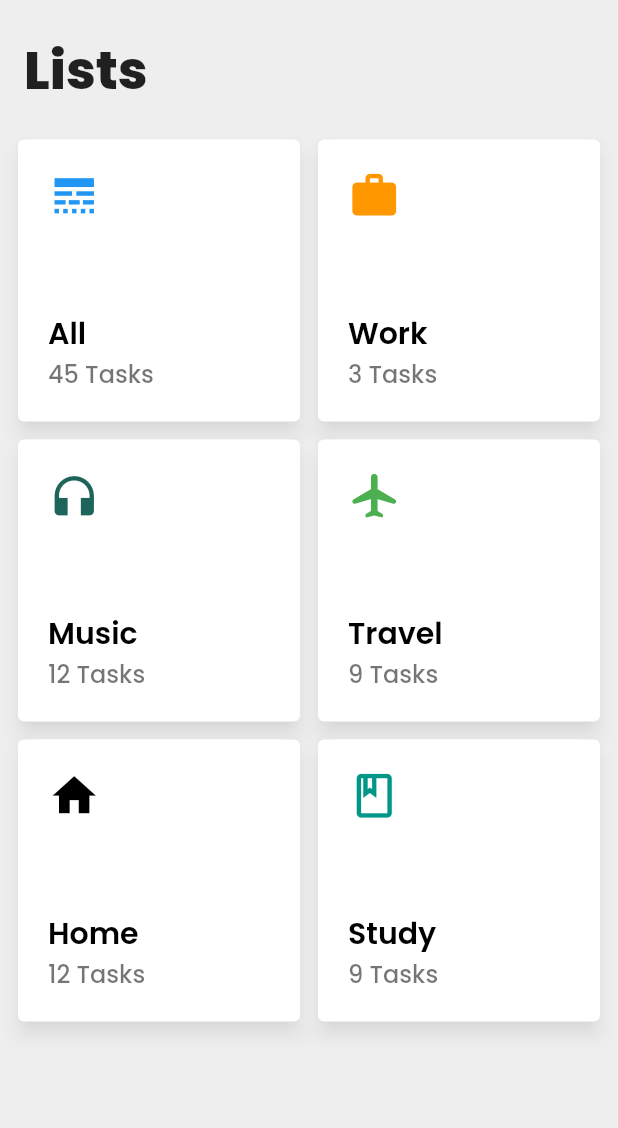
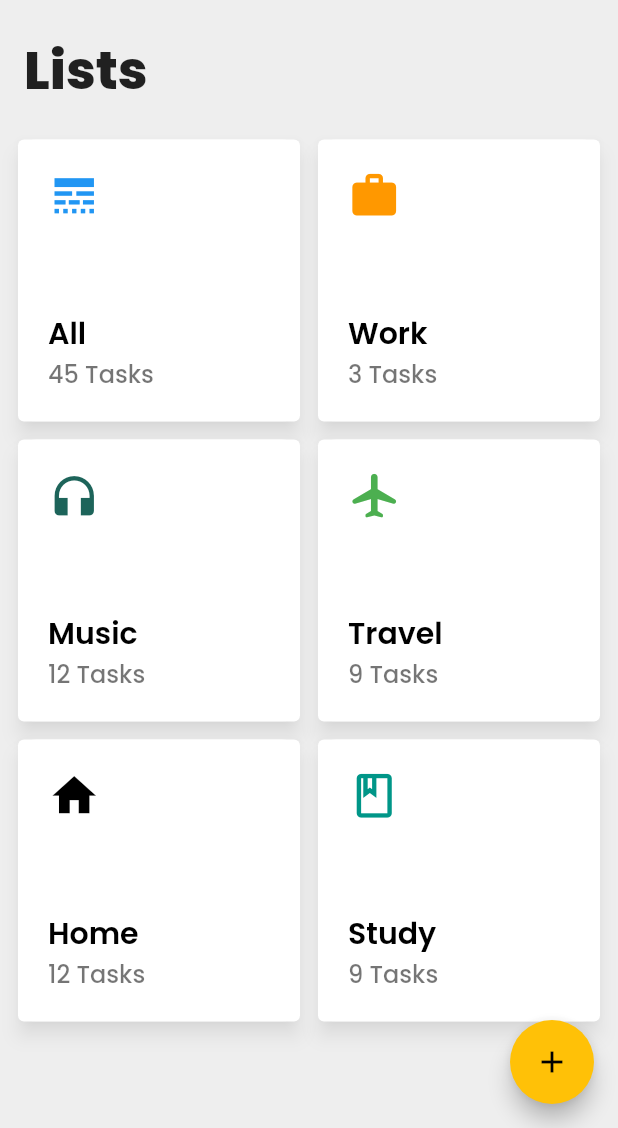
Before and after one commit to osmanmaltiti/ToDo-Mobile-App, a Flutter app: the screen it shows after launch, on a phone screen of 412 x 824 dp, the part 108-1236 px from its top. Run offline on Flutter 3.47's test engine with Material 2 defaults, Android fonts, the phone set to English and light mode, and no system bars; our stand-ins replace google_fonts.

Commit message:
add: floataction buttons

```diff
--- a/lib/view/homepage/homepage.dart
+++ b/lib/view/homepage/homepage.dart
@@ -83,6 +83,10 @@ class _HomepageState extends State<Homepage> {
           ),
         ),
       ),
+      floatingActionButton: FloatingActionButton(
+        onPressed: () {},
+        child: const Icon(Icons.add),
+      ),
     );
   }
 }
--- a/lib/view/tasks/index.dart
+++ b/lib/view/tasks/index.dart
@@ -105,6 +105,10 @@ class _TaskPageState extends State<TaskPage> {
           ],
         ),
       ),
+      floatingActionButton: FloatingActionButton(
+        onPressed: () {},
+        child: const Icon(Icons.add),
+      ),
     );
   }
 }
```
